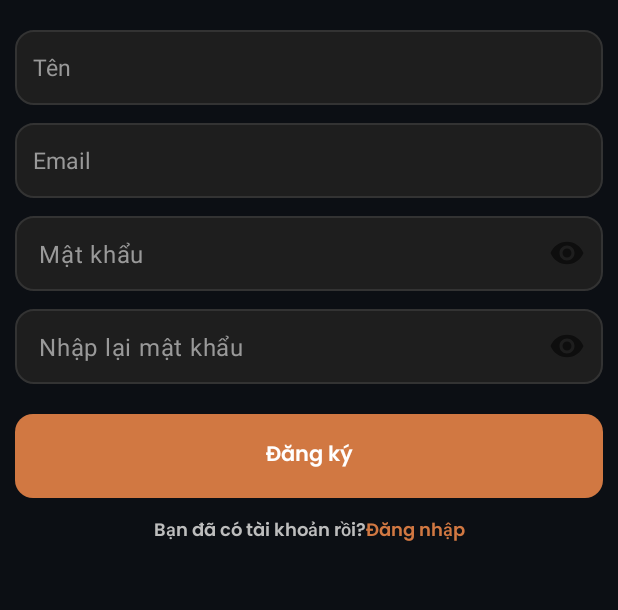
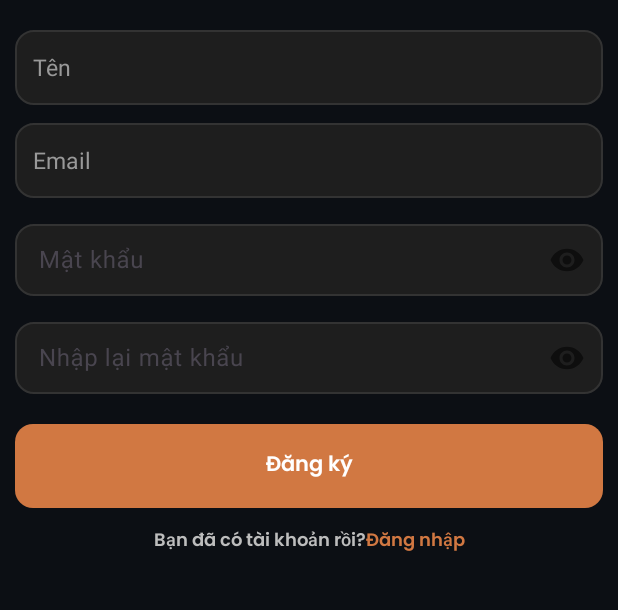
Before and after one commit to dinh7112004/FireStoree, an Android app: the ManDangKy screen opened directly, with no data from a screen before it, on a phone screen of 412 x 824 dp, the part 330-940 px from its top. Run offline under Robolectric (Android 15) with nearby library versions, the phone set to English and light mode, and no system bars.

Commit message:
fix,ThemTinhNang

```diff
--- a/app/src/main/java/com/example/md_08_ungdungfivestore/services/ApiService.java
+++ b/app/src/main/java/com/example/md_08_ungdungfivestore/services/ApiService.java
@@ -23,4 +23,7 @@ public interface ApiService {
     // Login trả về AuthResponse
     @POST("login")
     Call<AuthResponse> login(@Body LoginRequest request);
+    @POST("auth/resend-otp")
+    Call<AuthResponse> resendOtp(@Body OtpRequest request);
+
 }
--- /dev/null
+++ b/app/src/main/res/drawable/bg_otp_input.xml
@@ -0,0 +1,5 @@
+<shape xmlns:android="http://schemas.android.com/apk/res/android">
+    <solid android:color="#1E1E1E"/>
+    <corners android:radius="8dp"/>
+    <stroke android:width="1dp" android:color="#444444"/>
+</shape>
--- a/app/src/main/res/layout/activity_man_dang_ky.xml
+++ b/app/src/main/res/layout/activity_man_dang_ky.xml
@@ -56,13 +56,15 @@
         app:layout_constraintEnd_toEndOf="parent"/>
 
     <!-- Mật khẩu -->
+    <!-- Mật khẩu -->
     <com.google.android.material.textfield.TextInputLayout
         android:id="@+id/matKhauTextInputLayout"
         android:layout_width="0dp"
-        android:layout_height="50dp"
+        android:layout_height="wrap_content"
         app:layout_constraintTop_toBottomOf="@id/edtEmailDangNhap"
         app:passwordToggleEnabled="true"
-        app:hintEnabled="false"
+        app:hintEnabled="true"
+        android:hint="Mật khẩu"
         android:layout_marginTop="12dp"
         app:layout_constraintStart_toStartOf="parent"
         app:layout_constraintEnd_toEndOf="parent">
@@ -70,22 +72,23 @@
         <com.google.android.material.textfield.TextInputEditText
             android:id="@+id/matKhauTextInputEditText"
             android:layout_width="match_parent"
-            android:layout_height="match_parent"
-            android:hint="Mật khẩu"
+            android:layout_height="wrap_content"
+            android:inputType="textPassword"
+            android:textColor="#FFFFFF"
             android:textColorHint="#999999"
-            android:inputType="textPassword"
             android:background="@drawable/bg_login"
-            android:padding="0dp"/>
+            android:padding="12dp"/>
     </com.google.android.material.textfield.TextInputLayout>
 
     <!-- Nhập lại mật khẩu -->
     <com.google.android.material.textfield.TextInputLayout
         android:id="@+id/nhapLaiMatKhauTextInputLayout"
         android:layout_width="0dp"
-        android:layout_height="50dp"
+        android:layout_height="wrap_content"
         app:layout_constraintTop_toBottomOf="@id/matKhauTextInputLayout"
         app:passwordToggleEnabled="true"
-        app:hintEnabled="false"
+        app:hintEnabled="true"
+        android:hint="Nhập lại mật khẩu"
         android:layout_marginTop="12dp"
         app:layout_constraintStart_toStartOf="parent"
         app:layout_constraintEnd_toEndOf="parent">
@@ -93,13 +96,14 @@
         <com.google.android.material.textfield.TextInputEditText
             android:id="@+id/nhapLaiMatKhauTextInputEditText"
             android:layout_width="match_parent"
-            android:layout_height="match_parent"
-            android:hint="Nhập lại mật khẩu"
+            android:layout_height="wrap_content"
+            android:inputType="textPassword"
+            android:textColor="#FFFFFF"
             android:textColorHint="#999999"
-            android:inputType="textPassword"
             android:background="@drawable/bg_login"
-            android:padding="0dp"/>
+            android:padding="12dp"/>
     </com.google.android.material.textfield.TextInputLayout>
+
 
     <!-- Nút đăng ký -->
     <TextView
--- a/app/src/main/res/layout/activity_request_otp.xml
+++ b/app/src/main/res/layout/activity_request_otp.xml
@@ -5,6 +5,7 @@
     android:layout_height="match_parent"
     android:orientation="vertical"
     android:padding="24dp"
+    android:background="#121212"
     android:gravity="center_horizontal">
 
     <TextView
@@ -14,7 +15,8 @@
         android:textSize="28sp"
         android:textStyle="bold"
         android:layout_marginTop="40dp"
-        android:layout_marginBottom="16dp"/>
+        android:layout_marginBottom="16dp"
+        android:textColor="#FFFFFF"/>
 
     <TextView
         android:layout_width="match_parent"
--- a/app/src/main/res/layout/activity_reset_password.xml
+++ b/app/src/main/res/layout/activity_reset_password.xml
@@ -5,6 +5,7 @@
     android:layout_height="match_parent"
     android:orientation="vertical"
     android:padding="24dp"
+    android:background="#121212"
     android:gravity="center_horizontal">
 
     <TextView
@@ -14,7 +15,8 @@
         android:textSize="28sp"
         android:textStyle="bold"
         android:layout_marginTop="40dp"
-        android:layout_marginBottom="16dp"/>
+        android:layout_marginBottom="16dp"
+        android:textColor="#FFFFFF"/>
 
     <TextView
         android:layout_width="match_parent"
--- a/app/src/main/res/values/themes.xml
+++ b/app/src/main/res/values/themes.xml
@@ -1,8 +1,25 @@
 <resources xmlns:tools="http://schemas.android.com/tools">
     <!-- Base application theme. -->
     <style name="Base.Theme.MD08_UngDungFiveStore" parent="Theme.Material3.DayNight.NoActionBar">
-        <!-- Customize your light theme here. -->
-        <!-- <item name="colorPrimary">@color/my_light_primary</item> -->
+        <!-- Màu chủ đề chính -->
+        <item name="colorPrimary">@color/ChuDe</item>
+        <item name="colorOnPrimary">@color/white</item>
+
+        <!-- Màu hint cho TextInputLayout -->
+        <item name="hintTextColor">@color/XamNhat</item>
+
+        <!-- Màu cho TextInputLayout khi focus -->
+        <item name="colorControlActivated">@color/ChuDe</item>
+
+        <!-- Màu cho đường viền TextInputLayout -->
+        <item name="colorOutline">@color/XamNhat</item>
+
+        <!-- Màu cho icon con mắt (password toggle) -->
+        <item name="colorOnSurface">@color/white</item>
+
+        <item name="colorControlNormal">@color/white</item>
+        <item name="colorOnSurface">@color/white</item>
+
     </style>
 
     <style name="Theme.MD08_UngDungFiveStore" parent="Base.Theme.MD08_UngDungFiveStore" />
```
Also changed, not shown: app/src/main/AndroidManifest.xml (+3 -9 lines), app/src/main/java/com/example/md_08_ungdungfivestore/DangNhap.java (+31 -2 lines), app/src/main/java/com/example/md_08_ungdungfivestore/ManDangKy.java (+29 -1 lines), app/src/main/res/drawable/btn_send_otp.xml (added, +10 -0 lines), app/src/main/res/layout/activity_otp.xml (+15 -8 lines).
